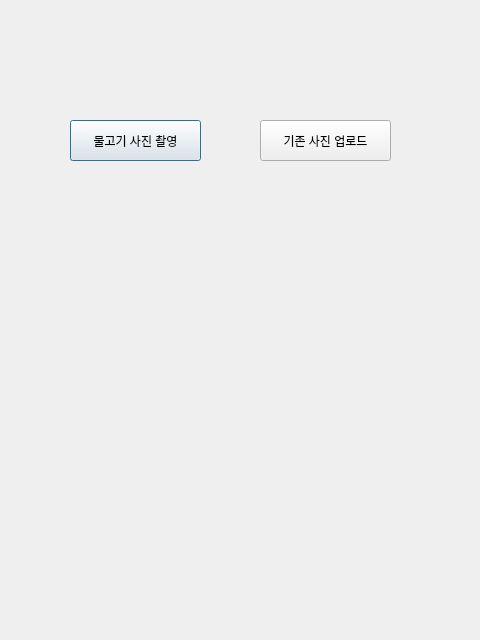
Before: the Qt Designer form serv_clnt/client/ui/main_window.ui in BWP-BestintheWorldPark/FishingGo, drawn with Qt 5.
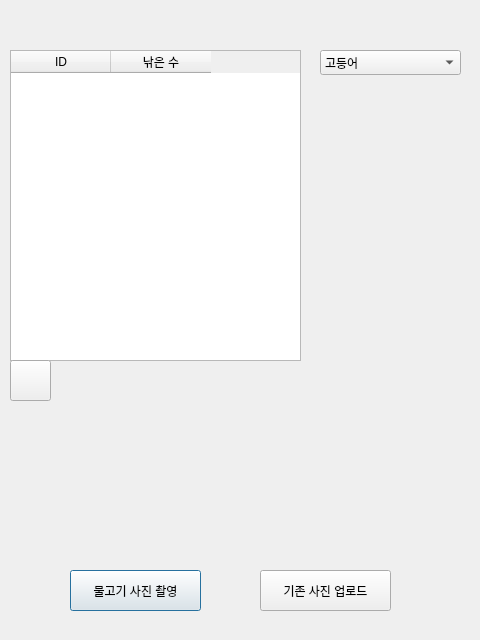
After: the same form once the commit is applied. Icons and pictures are not drawn.

```diff
--- a/serv_clnt/client/ui/main_window.ui
+++ b/serv_clnt/client/ui/main_window.ui
@@ -17,7 +17,7 @@
    <property name="geometry">
     <rect>
      <x>70</x>
-     <y>120</y>
+     <y>570</y>
      <width>131</width>
      <height>41</height>
     </rect>
@@ -30,7 +30,7 @@
    <property name="geometry">
     <rect>
      <x>260</x>
-     <y>120</y>
+     <y>570</y>
      <width>131</width>
      <height>41</height>
     </rect>
@@ -39,6 +39,99 @@
     <string>기존 사진 업로드</string>
    </property>
   </widget>
+  <widget class="QTableWidget" name="rank_table">
+   <property name="geometry">
+    <rect>
+     <x>10</x>
+     <y>50</y>
+     <width>291</width>
+     <height>311</height>
+    </rect>
+   </property>
+   <property name="maximumSize">
+    <size>
+     <width>10000</width>
+     <height>10000</height>
+    </size>
+   </property>
+   <property name="defaultDropAction">
+    <enum>Qt::IgnoreAction</enum>
+   </property>
+   <attribute name="horizontalHeaderShowSortIndicator" stdset="0">
+    <bool>false</bool>
+   </attribute>
+   <attribute name="horizontalHeaderStretchLastSection">
+    <bool>false</bool>
+   </attribute>
+   <column>
+    <property name="text">
+     <string>ID</string>
+    </property>
+   </column>
+   <column>
+    <property name="text">
+     <string>낚은 수</string>
+    </property>
+   </column>
+  </widget>
+  <widget class="QPushButton" name="refresh_btn">
+   <property name="geometry">
+    <rect>
+     <x>10</x>
+     <y>360</y>
+     <width>41</width>
+     <height>41</height>
+    </rect>
+   </property>
+   <property name="text">
+    <string/>
+   </property>
+   <property name="icon">
+    <iconset>
+     <normaloff>../resource/refresh.png</normaloff>../resource/refresh.png</iconset>
+   </property>
+   <property name="iconSize">
+    <size>
+     <width>37</width>
+     <height>37</height>
+    </size>
+   </property>
+  </widget>
+  <widget class="QComboBox" name="comboBox">
+   <property name="geometry">
+    <rect>
+     <x>320</x>
+     <y>50</y>
+     <width>141</width>
+     <height>25</height>
+    </rect>
+   </property>
+   <item>
+    <property name="text">
+     <string>고등어</string>
+    </property>
+   </item>
+   <item>
+    <property name="text">
+     <string>갈치</string>
+    </property>
+   </item>
+   <item>
+    <property name="text">
+     <string>개복치</string>
+    </property>
+   </item>
+   <item>
+    <property name="text">
+     <string>문어</string>
+    </property>
+   </item>
+   <item>
+    <property name="text">
+     <string>참치</string>
+    </property>
+   </item>
+  </widget>
  </widget>
  <resources/>
  <connections/>
```
